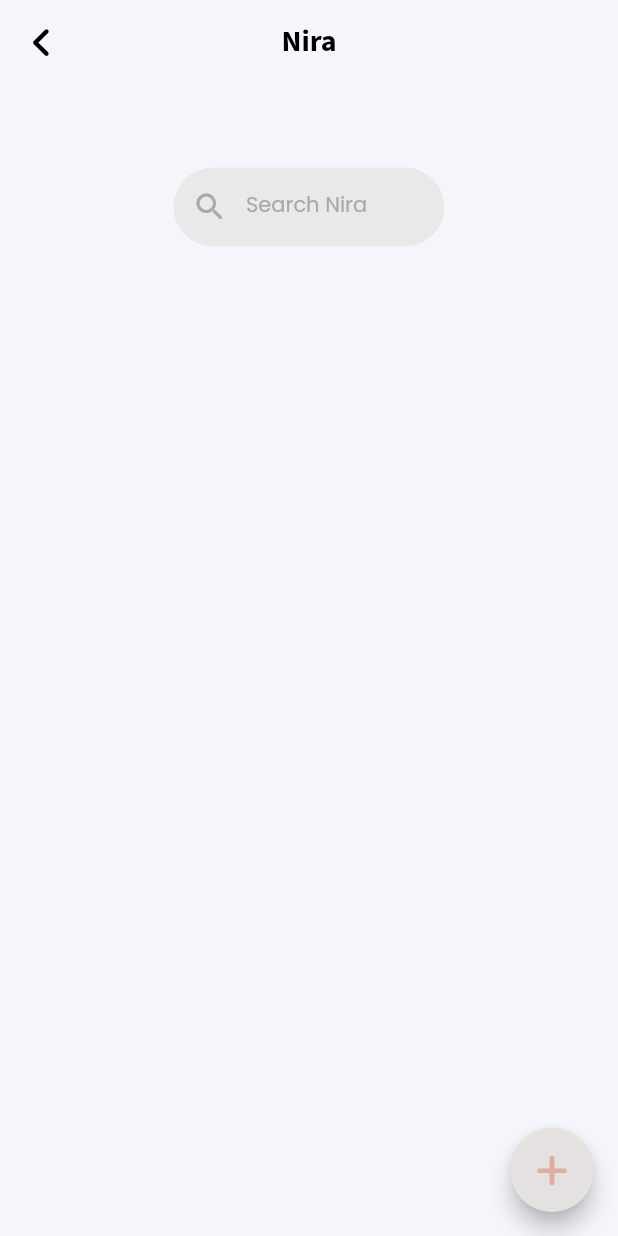
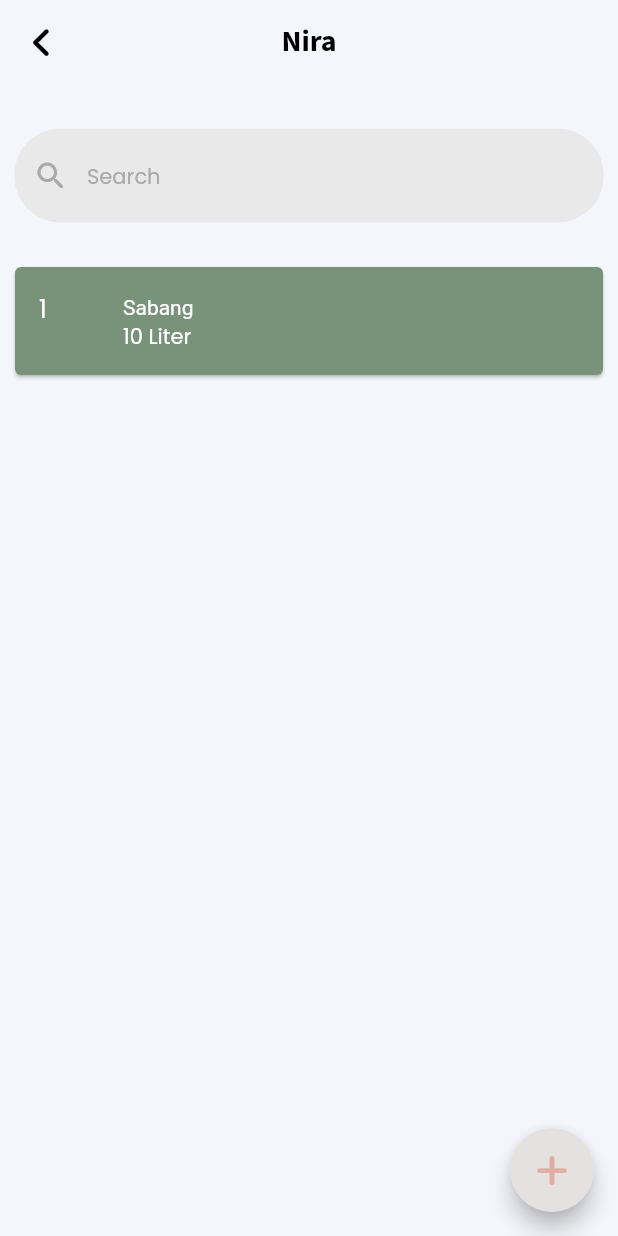
Before and after one commit to arcelzi/sabang, a Flutter app: the Nira screen opened directly, on a phone screen of 412 x 824 dp. Run offline on Flutter 3.47's test engine with Material 2 defaults, Android fonts, the phone set to English and light mode, and no system bars; our stand-ins replace font_awesome_flutter, google_fonts.

Commit message:
add list nira

```diff
--- a/lib/menu/nira.dart
+++ b/lib/menu/nira.dart
@@ -12,6 +12,29 @@ class Nira extends StatefulWidget {
 
 class _NiraState extends State<Nira> {
   final String FontPoppins = 'FontPoppins';
+  List<Map<String, dynamic>> _allNira = [
+    {"id": 1, "tappers": "Sabang", "volume": 10}
+  ];
+  List<Map<String, dynamic>> _foundNira = [];
+  @override
+  initState() {
+    _foundNira = _allNira;
+    super.initState();
+  }
+  void _runFilter(String enteredKeyword) {
+    List<Map<String, dynamic>> result = [];
+    if (enteredKeyword.isEmpty) {
+      result = _allNira;
+    } else {
+      result = _allNira
+      .where((nira) => nira['tappers'].toLowerCase().contains(enteredKeyword.toLowerCase()))
+      .toList();
+    }
+
+    setState(() {
+      _foundNira = result;
+    });
+  }
   @override
   Widget build(BuildContext context) {
     return Scaffold(
@@ -35,46 +58,67 @@ class _NiraState extends State<Nira> {
         ),
       ),
       body: Padding(
-        padding: const EdgeInsets.only(top: 56, left: 16, right: 16),
-        child: Container(
-          margin: EdgeInsets.symmetric(horizontal: 100),
-          height: 52,
-          width: 309,
-          child: GestureDetector(
-            onTap: () => FocusManager.instance.primaryFocus?.unfocus(),
-            child: TextFormField(
+        padding: const EdgeInsets.all(10.0),
+        child: Column(
+          children: [
+            SizedBox(
+              height: 20,
+            ),
+            TextField(
+              onChanged: (value) => _runFilter(value),
               decoration: InputDecoration(
-                prefixIcon: Icon(
-                  Icons.search_rounded,
-                  color: Color(0xFFA9A9A9),
-                ),
                   filled: true,
                   fillColor: Color(0xFFE9E9E9),
-                hintText: 'Search Nira',
+                  focusedBorder: OutlineInputBorder(
+                      borderRadius: BorderRadius.circular(30),
+                      borderSide:
+                          BorderSide(color: Color(0xFFE9E9E9), width: 0)),
+                  enabledBorder: OutlineInputBorder(
+                      borderRadius: BorderRadius.circular(30),
+                      borderSide:
+                          BorderSide(color: Color(0xFFE9E9E9), width: 0)),
+                  hintText: 'Search',
                   hintStyle: TextStyle(
                       fontFamily: FontPoppins,
                       fontSize: 14,
                       color: Color(0xFFA9A9A9)),
-                focusedBorder: OutlineInputBorder(
-                  borderRadius: BorderRadius.circular(30),
-                  borderSide: BorderSide(color: Color(0xFFE9E9E9), width: 0),
+                  prefixIcon: Icon(
+                    Icons.search_rounded,
+                    color: Color(0xFFA9A9A9),
+                  )),
             ),
-                enabledBorder: OutlineInputBorder(
-                    borderRadius: BorderRadius.circular(30),
-                    borderSide: BorderSide(color: Color(0xFFE9E9E9), width: 0)),
+            SizedBox(
+              height: 20,
             ),
+            Expanded(
+              child: ListView.builder(
+                  itemCount: _foundNira.length,
+                  itemBuilder: (context, index) => Card(
+                        key: ValueKey(_foundNira[index]["id"]),
+                        color: Color(0xFF78937A),
+                        margin: const EdgeInsets.symmetric(vertical: 10),
+                        child: ListTile(
+                          leading: Text(
+                            _foundNira[index]["id"].toString(),
+                            style: TextStyle(fontSize: 16, color: Colors.white),
                           ),
+                          title: Text(_foundNira[index]['tappers']),
+                          titleTextStyle: TextStyle(color: Colors.white),
+                          subtitle: Text(
+                              '${_foundNira[index]["volume"].toString()} Liter'),
+                          textColor: Colors.white,
                         ),
+                      )),
+            ),
+          ],
         ),
       ),
       floatingActionButton: FloatingActionButton(
         onPressed: () {
-          Navigator.push(
-              context, MaterialPageRoute(builder: ((context) => AddNira())));
+          Navigator.push(context, MaterialPageRoute(builder: ((context) => AddNira())));
         },
         backgroundColor: Color(0xFFE5E1E1),
         child: Icon(FontAwesomeIcons.plus),
-        tooltip: 'Add Nira',
         foregroundColor: Color(0xFFE0ADA2),
       ),
     );
--- a/lib/menu/purchase.dart
+++ b/lib/menu/purchase.dart
@@ -48,7 +48,7 @@ class _PurchaseState extends State<Purchase> {
                 ),
                 filled: true,
                 fillColor: Color(0xFFE9E9E9),
-                hintText: 'Search Purchase',
+                hintText: 'Search Nira',
                 hintStyle: TextStyle(
                     fontFamily: FontPoppins,
                     fontSize: 14,
@@ -68,11 +68,11 @@ class _PurchaseState extends State<Purchase> {
          floatingActionButton: FloatingActionButton(
         onPressed: () {
           Navigator.push(
-              context, MaterialPageRoute(builder: ((context) => AddPurchase())));
+              context, MaterialPageRoute(builder: ((context) => AddPurchase ())));
         },
         backgroundColor: Color(0xFFE5E1E1),
         child: Icon(FontAwesomeIcons.plus),
-        tooltip: 'Add Purchase',
+        tooltip: 'Add Nira',
         foregroundColor: Color(0xFFE0ADA2),
          ),
     );
```
Lines whose indentation alone changed are shown as unchanged.
